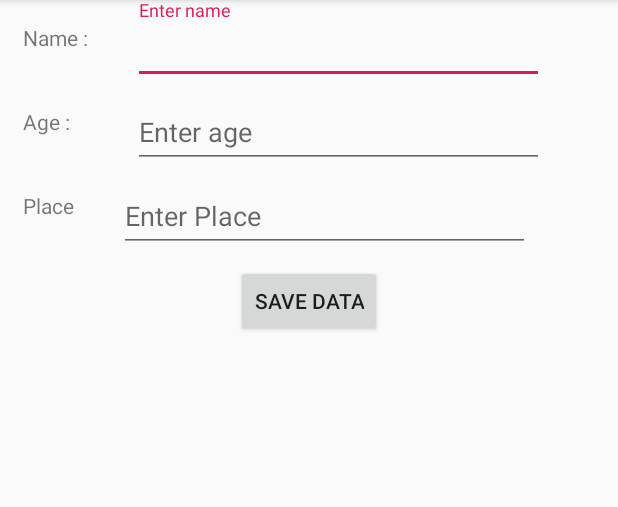
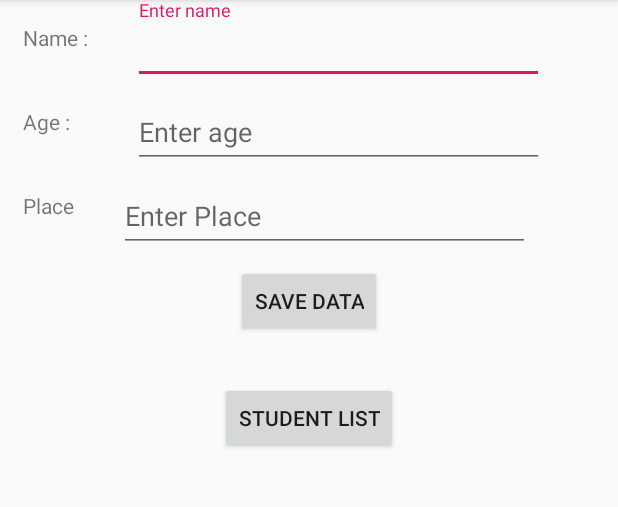
Before and after one commit to balabhuvana/Learn-RoomDatabase, an Android app: the screen it shows after launch (MainActivity), on a phone screen of 412 x 824 dp, the part 84-591 px from its top. Run offline under Robolectric (Android 15) with nearby library versions, the phone set to English and light mode, and no system bars; our stand-ins replace Room's generated code.

Commit message:
Initial Room Database Code Setup

```diff
--- a/app/src/main/java/com/example/learn_roomdatabase/fargments/StudentProfileFragment.kt
+++ b/app/src/main/java/com/example/learn_roomdatabase/fargments/StudentProfileFragment.kt
@@ -7,12 +7,22 @@ import android.view.View
 import android.view.ViewGroup
 import androidx.fragment.app.Fragment
 import com.example.learn_roomdatabase.R
+import com.example.learn_roomdatabase.room.Student
+import com.example.learn_roomdatabase.room.StudentDao
+import com.example.learn_roomdatabase.room.StudentRepository
+import com.example.learn_roomdatabase.room.StudentRoomDatabase
 import kotlinx.android.synthetic.main.fragment_student_profile.*
+import kotlinx.coroutines.GlobalScope
+import kotlinx.coroutines.launch
 
 /**
  * A simple [Fragment] subclass.
  */
 class StudentProfileFragment : Fragment() {
+
+    private var studentRepository: StudentRepository? = null
+    private var studentRoomDatabase: StudentRoomDatabase? = null
+    private var studentDao: StudentDao? = null
 
     override fun onCreateView(
         inflater: LayoutInflater, container: ViewGroup?,
@@ -25,6 +35,7 @@ class StudentProfileFragment : Fragment() {
     override fun onViewCreated(view: View, savedInstanceState: Bundle?) {
         super.onViewCreated(view, savedInstanceState)
 
+        initDatabasePart()
 
         btnSaveData.setOnClickListener {
             var canISaveData = true
@@ -42,13 +53,33 @@ class StudentProfileFragment : Fragment() {
                     canISaveData = false
                 }
             }
+
             if (canISaveData) {
-                proceedToSaveData()
+                val student = Student()
+                student.studentName = etName.text.toString()
+                student.studentAge = etStudentAge.text.toString().toInt()
+                student.studentPlace = etPlace.text.toString()
+                GlobalScope.launch {
+                    studentRepository?.insertStudentRecord(student)
+                }
+                etName.setText("")
+                etStudentAge.setText("")
+                etPlace.setText("")
+            }
+        }
+
+        btnGetStudentsList.setOnClickListener {
+
+            GlobalScope.launch {
+                studentRepository?.selectStudentList()
             }
         }
     }
 
-    private fun proceedToSaveData() {
 
+    private fun initDatabasePart() {
+        studentRoomDatabase = context?.let { StudentRoomDatabase.getDatabase(it) }
+        studentDao = studentRoomDatabase?.studentDao()
+        studentRepository = studentDao?.let { StudentRepository(it) }
     }
 }
--- /dev/null
+++ b/app/src/main/java/com/example/learn_roomdatabase/room/StudentDao.kt
@@ -0,0 +1,17 @@
+package com.example.learn_roomdatabase.room
+
+import androidx.room.Dao
+import androidx.room.Insert
+import androidx.room.OnConflictStrategy
+import androidx.room.Query
+
+@Dao
+interface StudentDao {
+
+    @Insert(onConflict = OnConflictStrategy.IGNORE)
+    fun insertStudent(student: Student)
+
+    @Query("SELECT * from student_table")
+    fun getStudentRecords():List<Student>
+
+}
--- /dev/null
+++ b/app/src/main/java/com/example/learn_roomdatabase/room/StudentRoomDatabase.kt
@@ -0,0 +1,35 @@
+package com.example.learn_roomdatabase.room
+
+import android.content.Context
+import androidx.room.Database
+import androidx.room.Room
+import androidx.room.RoomDatabase
+
+@Database(entities = [Student::class], version = 1, exportSchema = false)
+abstract class StudentRoomDatabase : RoomDatabase() {
+
+    abstract fun studentDao(): StudentDao
+
+    companion object {
+        // Singleton prevents multiple instances of database opening at the
+        // same time.
+        @Volatile
+        private var INSTANCE: StudentRoomDatabase? = null
+
+        fun getDatabase(context: Context): StudentRoomDatabase {
+            val tempInstance = INSTANCE
+            if (tempInstance != null) {
+                return tempInstance
+            }
+            synchronized(this) {
+                val instance = Room.databaseBuilder(
+                    context.applicationContext,
+                    StudentRoomDatabase::class.java,
+                    "student_database_one"
+                ).build()
+                INSTANCE = instance
+                return instance
+            }
+        }
+    }
+}
--- a/app/src/main/res/layout/fragment_student_profile.xml
+++ b/app/src/main/res/layout/fragment_student_profile.xml
@@ -60,6 +60,8 @@
             android:layout_height="wrap_content"
             android:layout_marginStart="30dp"
             android:layout_marginLeft="30dp"
+            android:inputType="number"
+            android:maxLength="2"
             android:hint="@string/enter_age" />
 
     </com.google.android.material.textfield.TextInputLayout>
@@ -103,4 +105,14 @@
         app:layout_constraintStart_toStartOf="parent"
         app:layout_constraintTop_toBottomOf="@id/tvPlace" />
 
+    <androidx.appcompat.widget.AppCompatButton
+        android:id="@+id/btnGetStudentsList"
+        android:layout_width="wrap_content"
+        android:layout_height="wrap_content"
+        android:layout_marginTop="30dp"
+        android:text="@string/student_list"
+        app:layout_constraintEnd_toEndOf="parent"
+        app:layout_constraintStart_toStartOf="parent"
+        app:layout_constraintTop_toBottomOf="@id/btnSaveData" />
+
 </androidx.constraintlayout.widget.ConstraintLayout>
--- a/app/src/main/res/values/strings.xml
+++ b/app/src/main/res/values/strings.xml
@@ -12,4 +12,5 @@
     <string name="enter_place">Enter Place</string>
     <string name="save_data">Save Data</string>
     <string name="place">Place</string>
+    <string name="student_list">Student List</string>
 </resources>
--- a/gradle.properties
+++ b/gradle.properties
@@ -19,3 +19,4 @@ android.useAndroidX=true
 android.enableJetifier=true
 # Kotlin code style for this project: "official" or "obsolete":
 kotlin.code.style=official
+kapt.incremental.apt=true
```
Also changed, not shown: app/build.gradle (+34 -0 lines), app/src/main/java/com/example/learn_roomdatabase/room/Student.kt (added, +22 -0 lines), app/src/main/java/com/example/learn_roomdatabase/room/StudentRepository.kt (added, +20 -0 lines).
